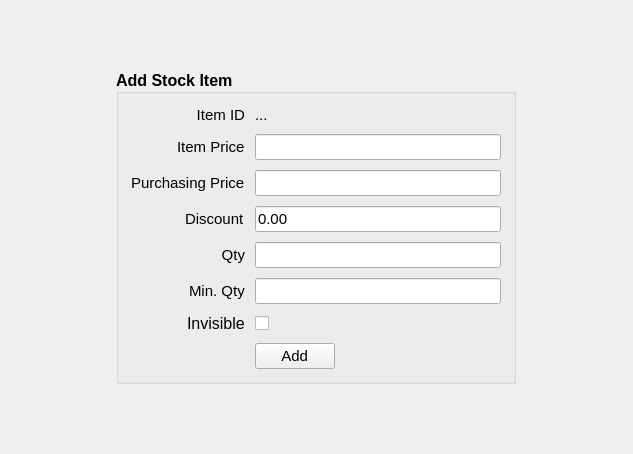
The window that estorecpp/addstockitem.ui (Watti/estorecpp) describes before a commit, drawn with Qt 5.
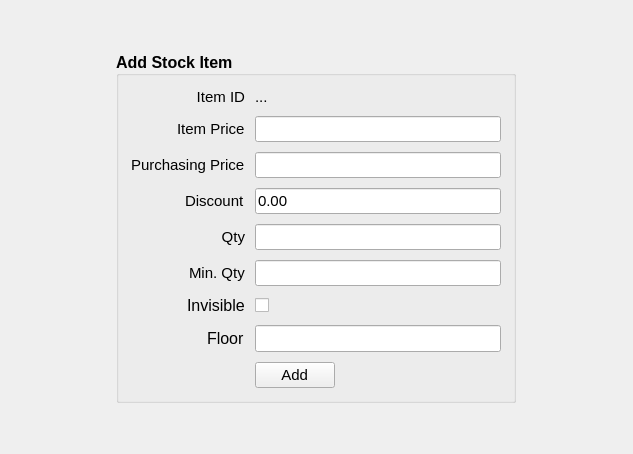
The same window after the commit.

Commit message: floor added to stock items

```diff
--- a/estorecpp/addstockitem.ui
+++ b/estorecpp/addstockitem.ui
@@ -275,7 +275,7 @@
         </property>
        </widget>
       </item>
-      <item row="7" column="0">
+      <item row="8" column="0">
        <spacer name="horizontalSpacer_3">
         <property name="orientation">
          <enum>Qt::Horizontal</enum>
@@ -288,7 +288,7 @@
         </property>
        </spacer>
       </item>
-      <item row="7" column="1">
+      <item row="8" column="1">
        <layout class="QHBoxLayout" name="horizontalLayout_2">
         <item>
          <widget class="QPushButton" name="addItemButton">
@@ -319,6 +319,22 @@
         </item>
        </layout>
       </item>
+      <item row="7" column="0">
+       <widget class="QLabel" name="label_7">
+        <property name="font">
+         <font>
+          <weight>50</weight>
+          <bold>false</bold>
+         </font>
+        </property>
+        <property name="text">
+         <string>Floor</string>
+        </property>
+       </widget>
+      </item>
+      <item row="7" column="1">
+       <widget class="QLineEdit" name="floorTxt"/>
+      </item>
      </layout>
     </widget>
    </item>
```
